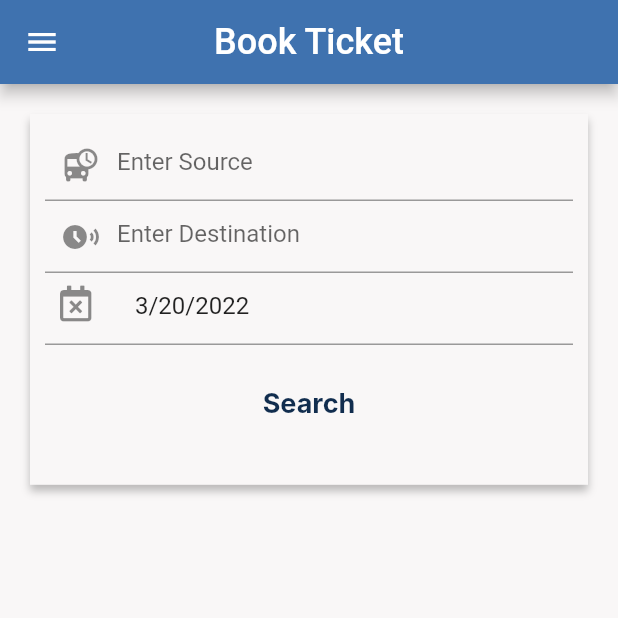
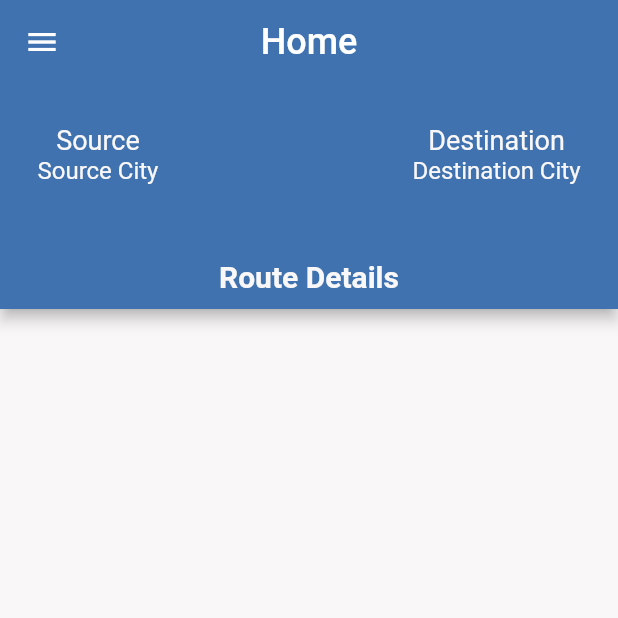
Before and after one commit to usamaTheFirst/bus_app, a Flutter app: the screen it shows after launch, on a phone screen of 412 x 824 dp, the top half of it. Run offline on Flutter 3.47's test engine with Material 2 defaults, Android fonts, the phone set to English and light mode, and no system bars; our stand-ins replace flutter_svg, font_awesome_flutter, intl_phone_number_input; Roboto replaces fonts that are missing (Inter).

Commit message:
added details page

```diff
--- a/lib/bus.dart
+++ b/lib/bus.dart
@@ -3,6 +3,7 @@ export 'screens/login_screen.dart';
 export 'screens/signup_screen.dart';
 export 'screens/main_user_screen.dart';
 export 'screens/book_ticket_screen.dart';
+export 'screens/confirm_details_screen.dart';
 
 export 'widgets/rounded_button.dart';
 export 'widgets/menu_tile.dart';
--- a/lib/main.dart
+++ b/lib/main.dart
@@ -25,13 +25,14 @@ class MyApp extends StatelessWidget {
         SignupScreen.routeName: (context) => const SignupScreen(),
         MainUserScreen.routeName: (context) => const MainUserScreen(),
         BookTicket.routeName: (context) => const BookTicket(),
+        ConfirmDetails.routeName: (context) => const ConfirmDetails(),
       },
       title: 'Flutter Demo',
       theme: ThemeData(
         scaffoldBackgroundColor: kBackgroundColor,
         primarySwatch: Colors.blue,
       ),
-      home: const BookTicket(),
+      home: const ConfirmDetails(),
     );
   }
 }
--- a/lib/screens/book_ticket_screen.dart
+++ b/lib/screens/book_ticket_screen.dart
@@ -1,4 +1,5 @@
 import 'package:flutter/material.dart';
+import 'package:font_awesome_flutter/font_awesome_flutter.dart';
 
 import '../bus.dart';
 import '../constants/constants.dart';
@@ -40,12 +41,13 @@ class BookTicket extends StatelessWidget {
           children: [
             TextFormField(
               decoration: InputDecoration(
-                  prefixIcon: Icon(Icons.departure_board),
-                  hintText: 'Enter Source'),
+                prefixIcon: Icon(FontAwesomeIcons.arrowRight),
+                hintText: 'Enter Source',
+              ),
             ),
             TextFormField(
               decoration: InputDecoration(
-                  prefixIcon: Icon(Icons.share_arrival_time),
+                  prefixIcon: Icon(FontAwesomeIcons.arrowLeft),
                   hintText: 'Enter Destination'),
             ),
             DatePickerWidget(),
--- /dev/null
+++ b/lib/screens/confirm_details_screen.dart
@@ -0,0 +1,97 @@
+import 'package:flutter/material.dart';
+import '../bus.dart';
+import '../constants/constants.dart';
+
+class ConfirmDetails extends StatelessWidget {
+  const ConfirmDetails({Key? key, this.source, this.destination})
+      : super(key: key);
+
+  static const routeName = '/confirm_details_screen';
+  final String? source;
+  final String? destination;
+
+  @override
+  Widget build(BuildContext context) {
+    return Scaffold(
+      appBar: AppBar(
+        title: const Text(
+          'Home',
+          style: TextStyle(fontSize: 24),
+        ),
+        backgroundColor: kPrimaryColor,
+        centerTitle: true,
+        leading: IconButton(
+          icon: Icon(Icons.menu),
+          onPressed: () {},
+        ),
+        bottom: PreferredSize(
+          child: Container(
+            padding: EdgeInsets.only(bottom: 10),
+            child: Column(
+              children: [
+                Padding(
+                  padding: const EdgeInsets.only(
+                      bottom: 50, top: 10, left: 25, right: 25),
+                  child: Row(
+                    mainAxisAlignment: MainAxisAlignment.spaceBetween,
+                    children: [
+                      Container(
+                        child: Column(
+                          children: [
+                            Text(
+                              'Source',
+                              style: TextStyle(
+                                fontSize: 18,
+                                color: kBackgroundColor,
+                              ),
+                            ),
+                            Text(
+                              'Source City',
+                              style: TextStyle(
+                                fontSize: 16,
+                                color: kBackgroundColor,
+                              ),
+                            ),
+                          ],
+                        ),
+                      ),
+                      Container(
+                        child: Column(
+                          children: [
+                            Text(
+                              'Destination',
+                              style: TextStyle(
+                                fontSize: 18,
+                                color: kBackgroundColor,
+                              ),
+                            ),
+                            Text(
+                              'Destination City',
+                              style: TextStyle(
+                                fontSize: 16,
+                                color: kBackgroundColor,
+                              ),
+                            ),
+                          ],
+                        ),
+                      ),
+                    ],
+                  ),
+                ),
+                Text(
+                  'Route Details',
+                  style: TextStyle(
+                    fontSize: 20,
+                    fontWeight: FontWeight.bold,
+                    color: kBackgroundColor,
+                  ),
+                ),
+              ],
+            ),
+          ),
+          preferredSize: Size.fromHeight(150),
+        ),
+      ),
+    );
+  }
+}
--- a/lib/widgets/date_picker.dart
+++ b/lib/widgets/date_picker.dart
@@ -22,7 +22,7 @@ class _DatePickerWidgetState extends State<DatePickerWidget> {
               pickDate(context);
             },
             child: contdc(
-              FaIcon(FontAwesomeIcons.calendarTimes),
+              FaIcon(FontAwesomeIcons.calendarAlt),
             ),
           ),
           hintText: 'Select Date'),
@@ -51,9 +51,7 @@ class _DatePickerWidgetState extends State<DatePickerWidget> {
 
   Widget contdc(Icon) {
     return Container(
-      width: 30,
-      height: 30,
-      margin: EdgeInsets.fromLTRB(10, 08, 20, 0),
+      margin: EdgeInsets.fromLTRB(13, 08, 20, 0),
       child: Icon,
     );
   }
```
